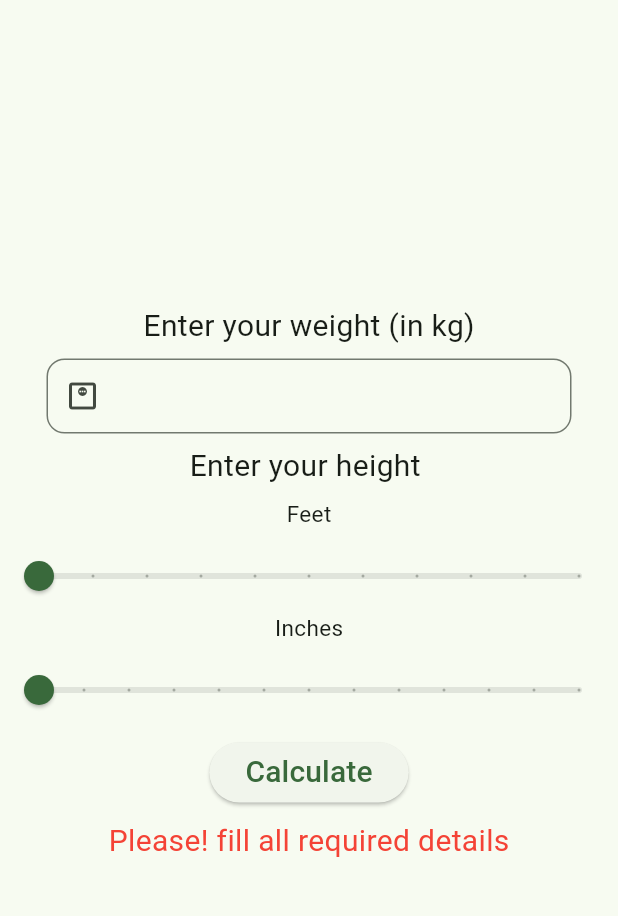
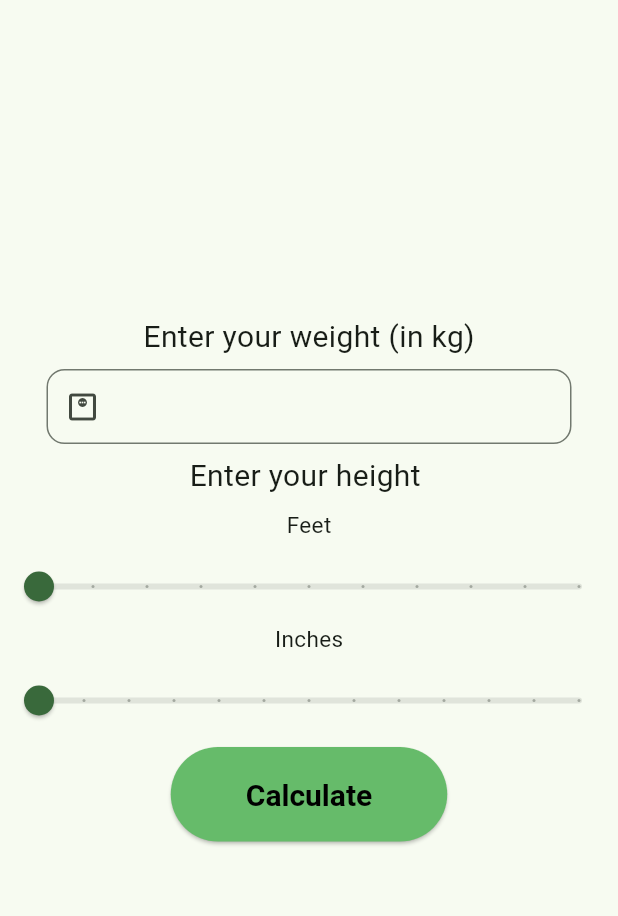
Before and after one commit to divyamD13/bmi_calculator, a Flutter app: the screen it shows after launch, after a tap on "Calculate", on a phone screen of 412 x 824 dp, the part 84-1000 px from its top. Run offline on Flutter 3.47's test engine with Material 3 defaults, Android fonts, the phone set to English and light mode, and no system bars; missing offline and left inert: kdgaugeview.

```diff
--- a/lib/pages/homepage.dart
+++ b/lib/pages/homepage.dart
@@ -14,7 +14,7 @@ class _HomePageState extends State<HomePage> {
   double ftvalue=0;
   double inchvalue=0;
   var result = "";
-
+  var bmi=0.0;
 
   @override
   Widget build(BuildContext context) {
@@ -115,11 +115,33 @@ class _HomePageState extends State<HomePage> {
 
                                      var tM = tCm/100;
 
-                                     var bmi = iWt/(tM*tM);
+                                      bmi = iWt/(tM*tM);
+
+                                      var msg ="";
+                                      var bgcolor;
+                                      if(bmi<18){
+                                        msg="You are UNDERWEIGHT";
+                                        bgcolor=Colors.yellow.shade300;
+                                      }
+                                      else if(bmi>=18 && bmi<25){
+                                        msg="You are HEALTHY";
+                                        bgcolor=Colors.green;
+                                      }
+                                      else if(bmi>=25 && bmi<30){
+                                        msg="You are OVERWEIGHT";
+                                        bgcolor=Colors.orange.shade400;
+                                      }
+                                      else{
+                                        msg="You are OBESE";
+                                        bgcolor=Colors.red.shade400;
+                                      }
 
                                      setState(() {
                                        result="Your BMI is $bmi";
                                      });
+                                      Navigator.push(
+                                       context,
+                                      MaterialPageRoute(builder: (context)=>ResultPage(bmi.toDouble(),msg.toString(),bgcolor)));
 
                                   }
                                   else{
@@ -127,20 +149,27 @@ class _HomePageState extends State<HomePage> {
                                        result="Please! fill all required details";
                                      });
                                   }
-                                  // Navigator.push(
-                                  //      context,
-                                  //     MaterialPageRoute(builder: (context)=>ResultPage()));
+
                                 },
-                                 child: Text("Calculate",style:TextStyle(fontSize:20))),
+                                 child: Text("Calculate",style:TextStyle(fontSize:20)),
+                                  style: ElevatedButton.styleFrom(
+                                   backgroundColor: Colors.green.shade400,
+                                   foregroundColor: Colors.black,
+                                    padding: EdgeInsets.symmetric(horizontal: 50, vertical: 20),
+                                    textStyle: TextStyle(
+                                    fontSize: 20,
+                                      fontWeight: FontWeight.bold)),
+
+                                 ),
 
                                  const SizedBox(height: 7,),
 
-                                 Text(result,
-                                 style:TextStyle(
-                                  fontSize: 20,
-                                  color: Colors.red,
-                                 )
-                                 )
+                                //   Text(result,
+                                //  style:TextStyle(
+                                //   fontSize: 20,
+                                //   color: Colors.red,
+                                //  )
+                                //  )
 
                                  ],),
                    );
--- a/pubspec.yaml
+++ b/pubspec.yaml
@@ -35,6 +35,7 @@ dependencies:
   # The following adds the Cupertino Icons font to your application.
   # Use with the CupertinoIcons class for iOS style icons.
   cupertino_icons: ^1.0.2
+  kdgaugeview: ^1.0.5
 
 dev_dependencies:
   flutter_test:
```
Also changed, not shown: lib/pages/result.dart (+73 -7 lines), pubspec.lock.
